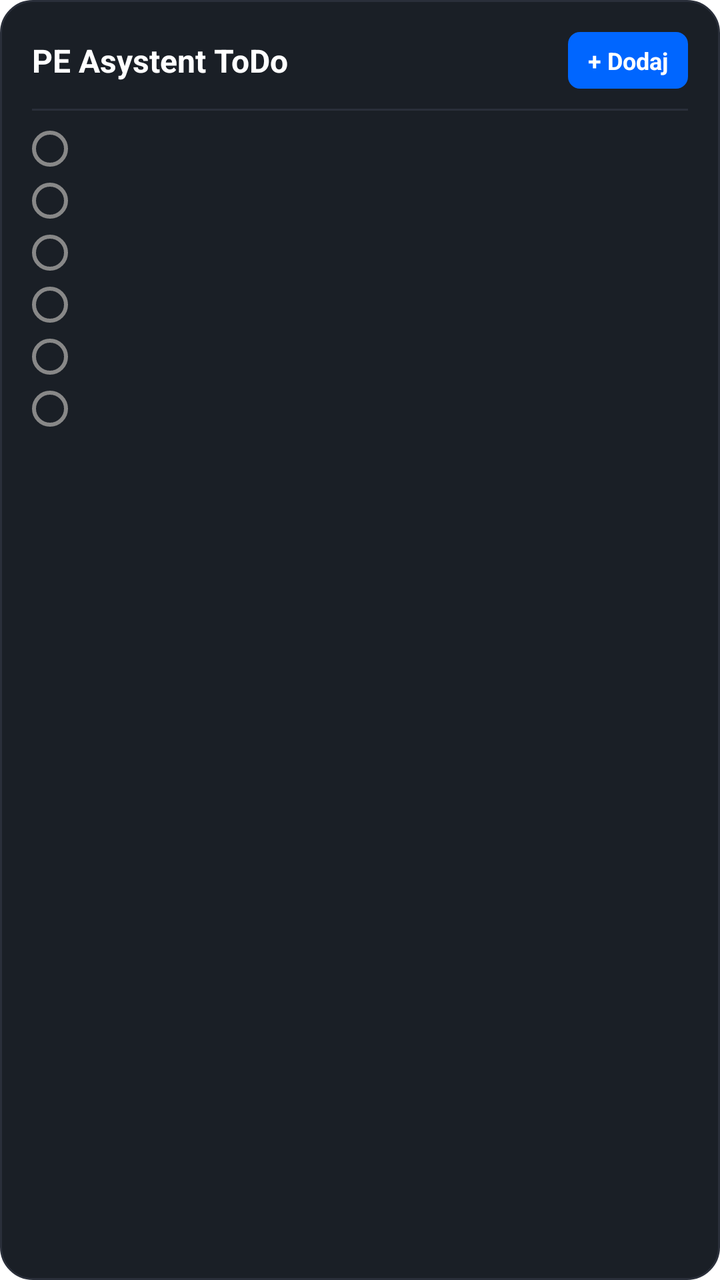
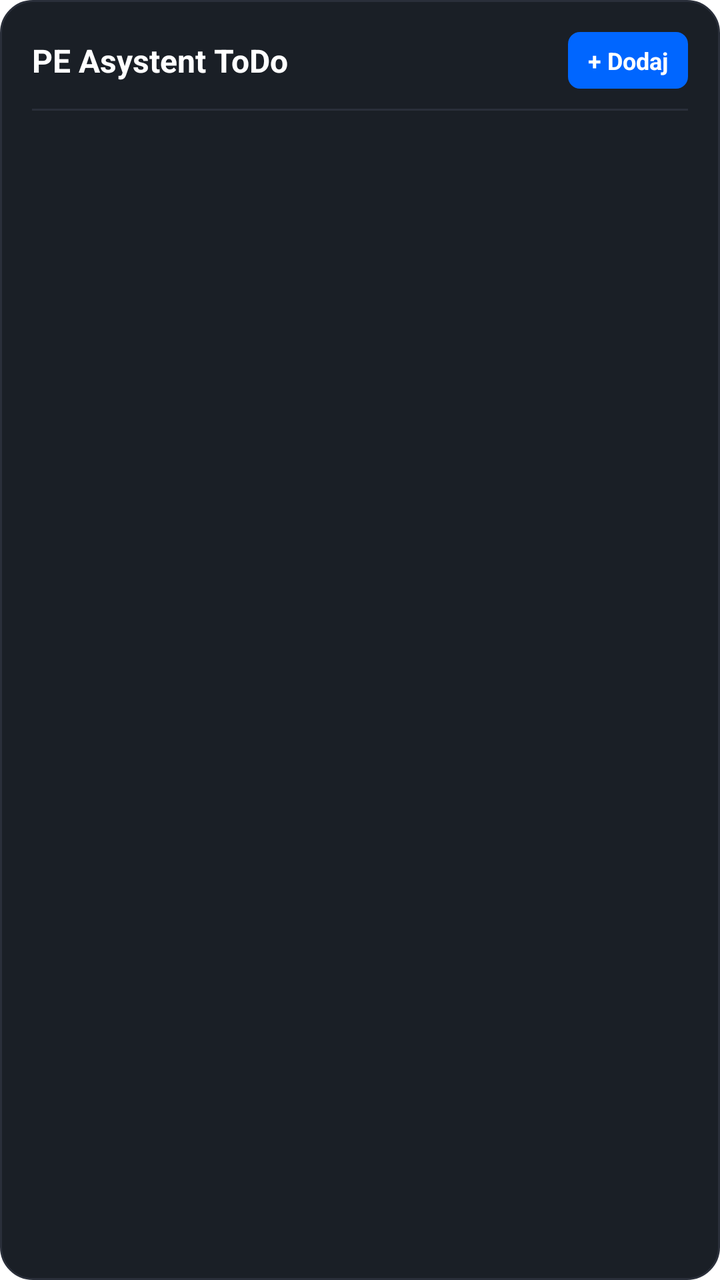

The first picture is an Android layout as it rendered before a commit; the second is the same layout after the commit. The layout source and the unified diff follow.
<!-- AndroidManifest.xml: fallback theme Theme.MaterialComponents.DayNight.NoActionBar -->
<!-- res/layout/todo_widget.xml -->
<?xml version="1.0" encoding="utf-8"?>
<LinearLayout xmlns:android="http://schemas.android.com/apk/res/android"
    android:id="@+id/widget_root"
    android:layout_width="match_parent"
    android:layout_height="match_parent"
    android:background="@drawable/widget_background"
    android:orientation="vertical"
    android:padding="16dp">

    
    <LinearLayout
        android:layout_width="match_parent"
        android:layout_height="wrap_content"
        android:gravity="center_vertical"
        android:orientation="horizontal">

        <TextView
            android:layout_width="0dp"
            android:layout_height="wrap_content"
            android:layout_weight="1"
            android:text="PE Asystent ToDo"
            android:textColor="#FFFFFF"
            android:textSize="16sp"
            android:textStyle="bold" />

        <TextView
            android:id="@+id/widget_add_button"
            android:layout_width="wrap_content"
            android:layout_height="wrap_content"
            android:background="@drawable/widget_button_background"
            android:paddingLeft="10dp"
            android:paddingRight="10dp"
            android:paddingTop="6dp"
            android:paddingBottom="6dp"
            android:text="+ Dodaj"
            android:textColor="#FFFFFF"
            android:textSize="12sp"
            android:textStyle="bold" />
    </LinearLayout>

    <FrameLayout
        android:layout_width="match_parent"
        android:layout_height="1dp"
        android:layout_marginTop="10dp"
        android:layout_marginBottom="10dp"
        android:background="#2A2F3A" />

    
    <TextView
        android:id="@+id/todo_empty_view"
        android:layout_width="match_parent"
        android:layout_height="match_parent"
        android:gravity="center"
        android:text="Brak zadań ToDo 🎉"
        android:textColor="#888888"
        android:textSize="13sp"
        android:visibility="gone" />

    
    <LinearLayout
        android:id="@+id/todo_row_1"
        android:layout_width="match_parent"
        android:layout_height="wrap_content"
        android:gravity="center_vertical"
        android:orientation="horizontal">

        <ImageView
            android:layout_width="18dp"
            android:layout_height="18dp"
            android:layout_marginRight="8dp"
            android:src="@drawable/widget_checkbox" />

        <TextView
            android:id="@+id/todo_text_1"
            android:layout_width="match_parent"
            android:layout_height="wrap_content"
            android:ellipsize="end"
            android:maxLines="1"
            android:textColor="#E0E6ED"
            android:textSize="13sp" />
    </LinearLayout>

    <LinearLayout
        android:id="@+id/todo_row_2"
        android:layout_width="match_parent"
        android:layout_height="wrap_content"
        android:layout_marginTop="8dp"
        android:gravity="center_vertical"
        android:orientation="horizontal">

        <ImageView
            android:layout_width="18dp"
            android:layout_height="18dp"
            android:layout_marginRight="8dp"
            android:src="@drawable/widget_checkbox" />

        <TextView
            android:id="@+id/todo_text_2"
            android:layout_width="match_parent"
            android:layout_height="wrap_content"
            android:ellipsize="end"
            android:maxLines="1"
            android:textColor="#E0E6ED"
            android:textSize="13sp" />
    </LinearLayout>

    <LinearLayout
        android:id="@+id/todo_row_3"
        android:layout_width="match_parent"
        android:layout_height="wrap_content"
        android:layout_marginTop="8dp"
        android:gravity="center_vertical"
        android:orientation="horizontal">

        <ImageView
            android:layout_width="18dp"
            android:layout_height="18dp"
            android:layout_marginRight="8dp"
            android:src="@drawable/widget_checkbox" />

        <TextView
            android:id="@+id/todo_text_3"
            android:layout_width="match_parent"
            android:layout_height="wrap_content"
            android:ellipsize="end"
            android:maxLines="1"
            android:textColor="#E0E6ED"
            android:textSize="13sp" />
    </LinearLayout>

    <LinearLayout
        android:id="@+id/todo_row_4"
        android:layout_width="match_parent"
        android:layout_height="wrap_content"
        android:layout_marginTop="8dp"
        android:gravity="center_vertical"
        android:orientation="horizontal">

        <ImageView
            android:layout_width="18dp"
            android:layout_height="18dp"
            android:layout_marginRight="8dp"
            android:src="@drawable/widget_checkbox" />

        <TextView
            android:id="@+id/todo_text_4"
            android:layout_width="match_parent"
            android:layout_height="wrap_content"
            android:ellipsize="end"
            android:maxLines="1"
            android:textColor="#E0E6ED"
            android:textSize="13sp" />
    </LinearLayout>
    <LinearLayout
        android:id="@+id/todo_row_5"
        android:layout_width="match_parent"
        android:layout_height="wrap_content"
        android:layout_marginTop="8dp"
        android:gravity="center_vertical"
        android:orientation="horizontal">

        <ImageView
            android:layout_width="18dp"
            android:layout_height="18dp"
            android:layout_marginRight="8dp"
            android:src="@drawable/widget_checkbox" />

        <TextView
            android:id="@+id/todo_text_5"
            android:layout_width="match_parent"
            android:layout_height="wrap_content"
            android:ellipsize="end"
            android:maxLines="1"
            android:textColor="#E0E6ED"
            android:textSize="13sp" />
    </LinearLayout>

    <LinearLayout
        android:id="@+id/todo_row_6"
        android:layout_width="match_parent"
        android:layout_height="wrap_content"
        android:layout_marginTop="8dp"
        android:gravity="center_vertical"
        android:orientation="horizontal">

        <ImageView
            android:layout_width="18dp"
            android:layout_height="18dp"
            android:layout_marginRight="8dp"
            android:src="@drawable/widget_checkbox" />

        <TextView
            android:id="@+id/todo_text_6"
            android:layout_width="match_parent"
            android:layout_height="wrap_content"
            android:ellipsize="end"
            android:maxLines="1"
            android:textColor="#E0E6ED"
            android:textSize="13sp" />
    </LinearLayout>

    <TextView
        android:id="@+id/todo_more_text"
        android:layout_width="match_parent"
        android:layout_height="wrap_content"
        android:layout_marginTop="8dp"
        android:gravity="center"
        android:textColor="#94A3B8"
        android:textSize="11sp"
        android:textStyle="italic"
        android:visibility="gone" />

</LinearLayout>
<!-- resources referenced by this layout -->
<resources>
  <!-- drawable widget_background (drawable) -->
  <?xml version="1.0" encoding="utf-8"?>
  <shape xmlns:android="http://schemas.android.com/apk/res/android">
      <solid android:color="#1A1F26" />
      <corners android:radius="16dp" />
      <stroke
          android:width="1dp"
          android:color="#2A2F3A" />
  </shape>
  <!-- drawable widget_button_background (drawable) -->
  <?xml version="1.0" encoding="utf-8"?>
  <shape xmlns:android="http://schemas.android.com/apk/res/android">
      <solid android:color="#0066FF" />
      <corners android:radius="6dp" />
  </shape>
  <!-- drawable widget_checkbox (drawable) -->
  <?xml version="1.0" encoding="utf-8"?>
  <shape xmlns:android="http://schemas.android.com/apk/res/android"
      android:shape="oval">
      <stroke
          android:width="2dp"
          android:color="#888888" />
      <size
          android:width="18dp"
          android:height="18dp" />
  </shape>
</resources>

<!-- the commit's change to res/layout/todo_widget.xml (unified diff, before → after) -->
@@ -57,157 +57,12 @@
         android:visibility="gone" />
 
     
-    <LinearLayout
-        android:id="@+id/todo_row_1"
+    <ListView
+        android:id="@+id/todo_list_view"
         android:layout_width="match_parent"
-        android:layout_height="wrap_content"
-        android:gravity="center_vertical"
-        android:orientation="horizontal">
-
-        <ImageView
-            android:layout_width="18dp"
-            android:layout_height="18dp"
-            android:layout_marginRight="8dp"
-            android:src="@drawable/widget_checkbox" />
-
-        <TextView
-            android:id="@+id/todo_text_1"
-            android:layout_width="match_parent"
-            android:layout_height="wrap_content"
-            android:ellipsize="end"
-            android:maxLines="1"
-            android:textColor="#E0E6ED"
-            android:textSize="13sp" />
-    </LinearLayout>
-
-    <LinearLayout
-        android:id="@+id/todo_row_2"
-        android:layout_width="match_parent"
-        android:layout_height="wrap_content"
-        android:layout_marginTop="8dp"
-        android:gravity="center_vertical"
-        android:orientation="horizontal">
-
-        <ImageView
-            android:layout_width="18dp"
-            android:layout_height="18dp"
-            android:layout_marginRight="8dp"
-            android:src="@drawable/widget_checkbox" />
-
-        <TextView
-            android:id="@+id/todo_text_2"
-            android:layout_width="match_parent"
-            android:layout_height="wrap_content"
-            android:ellipsize="end"
-            android:maxLines="1"
-            android:textColor="#E0E6ED"
-            android:textSize="13sp" />
-    </LinearLayout>
-
-    <LinearLayout
-        android:id="@+id/todo_row_3"
-        android:layout_width="match_parent"
-        android:layout_height="wrap_content"
-        android:layout_marginTop="8dp"
-        android:gravity="center_vertical"
-        android:orientation="horizontal">
-
-        <ImageView
-            android:layout_width="18dp"
-            android:layout_height="18dp"
-            android:layout_marginRight="8dp"
-            android:src="@drawable/widget_checkbox" />
-
-        <TextView
-            android:id="@+id/todo_text_3"
-            android:layout_width="match_parent"
-            android:layout_height="wrap_content"
-            android:ellipsize="end"
-            android:maxLines="1"
-            android:textColor="#E0E6ED"
-            android:textSize="13sp" />
-    </LinearLayout>
-
-    <LinearLayout
-        android:id="@+id/todo_row_4"
-        android:layout_width="match_parent"
-        android:layout_height="wrap_content"
-        android:layout_marginTop="8dp"
-        android:gravity="center_vertical"
-        android:orientation="horizontal">
-
-        <ImageView
-            android:layout_width="18dp"
-            android:layout_height="18dp"
-            android:layout_marginRight="8dp"
-            android:src="@drawable/widget_checkbox" />
-
-        <TextView
-            android:id="@+id/todo_text_4"
-            android:layout_width="match_parent"
-            android:layout_height="wrap_content"
-            android:ellipsize="end"
-            android:maxLines="1"
-            android:textColor="#E0E6ED"
-            android:textSize="13sp" />
-    </LinearLayout>
-    <LinearLayout
-        android:id="@+id/todo_row_5"
-        android:layout_width="match_parent"
-        android:layout_height="wrap_content"
-        android:layout_marginTop="8dp"
-        android:gravity="center_vertical"
-        android:orientation="horizontal">
-
-        <ImageView
-            android:layout_width="18dp"
-            android:layout_height="18dp"
-            android:layout_marginRight="8dp"
-            android:src="@drawable/widget_checkbox" />
-
-        <TextView
-            android:id="@+id/todo_text_5"
-            android:layout_width="match_parent"
-            android:layout_height="wrap_content"
-            android:ellipsize="end"
-            android:maxLines="1"
-            android:textColor="#E0E6ED"
-            android:textSize="13sp" />
-    </LinearLayout>
-
-    <LinearLayout
-        android:id="@+id/todo_row_6"
-        android:layout_width="match_parent"
-        android:layout_height="wrap_content"
-        android:layout_marginTop="8dp"
-        android:gravity="center_vertical"
-        android:orientation="horizontal">
-
-        <ImageView
-            android:layout_width="18dp"
-            android:layout_height="18dp"
-            android:layout_marginRight="8dp"
-            android:src="@drawable/widget_checkbox" />
-
-        <TextView
-            android:id="@+id/todo_text_6"
-            android:layout_width="match_parent"
-            android:layout_height="wrap_content"
-            android:ellipsize="end"
-            android:maxLines="1"
-            android:textColor="#E0E6ED"
-            android:textSize="13sp" />
-    </LinearLayout>
-
-    <TextView
-        android:id="@+id/todo_more_text"
-        android:layout_width="match_parent"
-        android:layout_height="wrap_content"
-        android:layout_marginTop="8dp"
-        android:gravity="center"
-        android:textColor="#94A3B8"
-        android:textSize="11sp"
-        android:textStyle="italic"
-        android:visibility="gone" />
+        android:layout_height="0dp"
+        android:layout_weight="1"
+        android:divider="@null"
+        android:dividerHeight="4dp" />
 
 </LinearLayout>
<!-- resource entries referenced after the edit -->
@@ -15,16 +15,5 @@
       <solid android:color="#0066FF" />
       <corners android:radius="6dp" />
   </shape>
-  <!-- drawable widget_checkbox (drawable) -->
-  <?xml version="1.0" encoding="utf-8"?>
-  <shape xmlns:android="http://schemas.android.com/apk/res/android"
-      android:shape="oval">
-      <stroke
-          android:width="2dp"
-          android:color="#888888" />
-      <size
-          android:width="18dp"
-          android:height="18dp" />
-  </shape>
 </resources>
 
